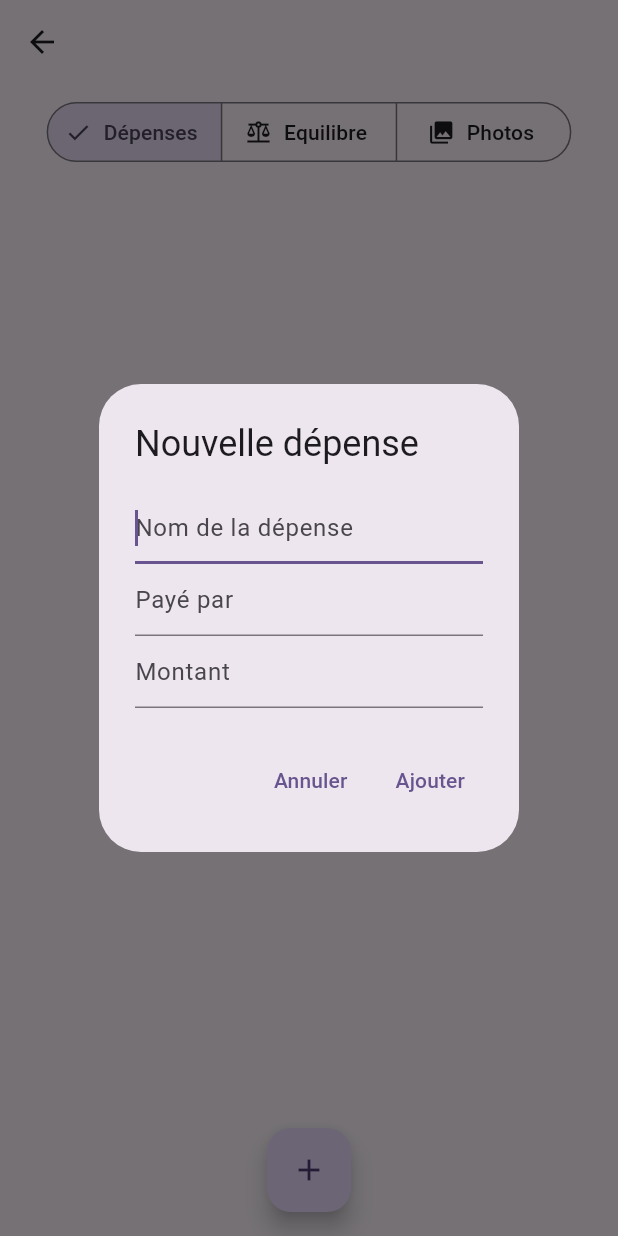
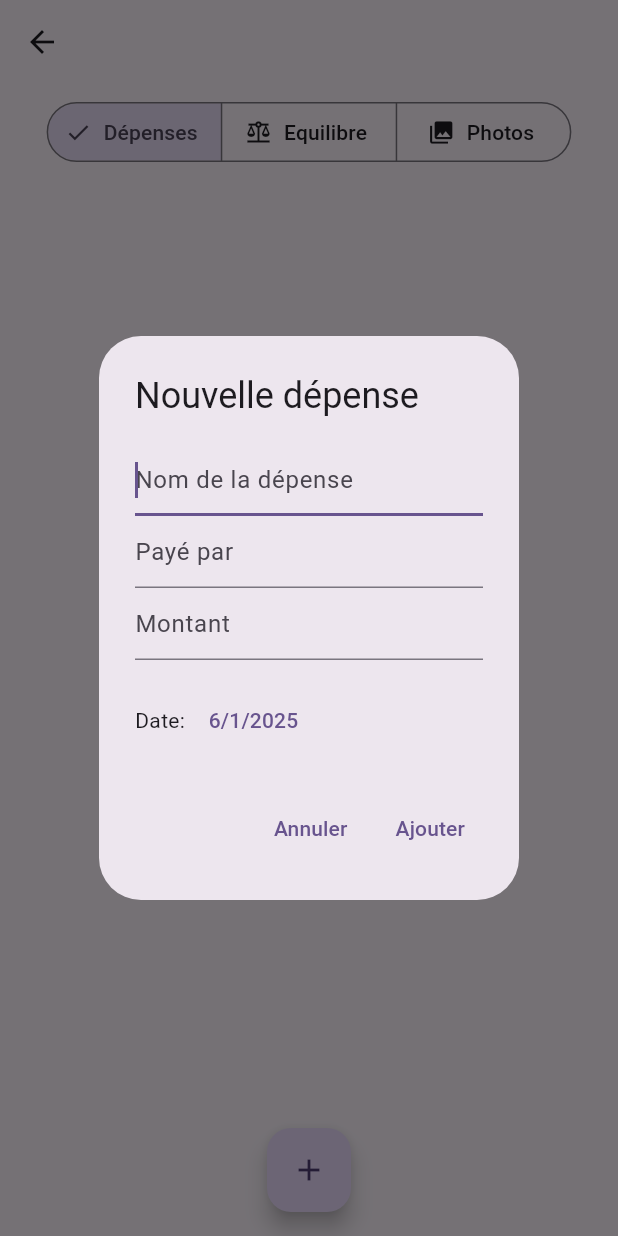
Before and after one commit to NicolasBorlet/Tricount-App, a Flutter app: the TricountDetailScreen screen opened directly with empty values, after a tap on the "add" icon, on a phone screen of 412 x 824 dp. Run offline on Flutter 3.47's test engine with Material 3 defaults, Android fonts, the phone set to English and light mode, and no system bars; our stand-ins replace cloud_firestore, firebase_core; accounts and stored records are empty; statements that could not run were skipped.

```diff
--- a/lib/screens/tricount_detail_screen.dart
+++ b/lib/screens/tricount_detail_screen.dart
@@ -23,10 +23,15 @@ class _TricountDetailScreenState extends State<TricountDetailScreen> {
     String? expenseName;
     String? paidBy;
     String? value;
+    DateTime selectedDate = DateTime.now();
+    StateSetter? dialogState;
 
     await showDialog(
       context: context,
-      builder: (context) => AlertDialog(
+      builder: (context) => StatefulBuilder(
+        builder: (context, setDialogState) {
+          dialogState = setDialogState;
+          return AlertDialog(
             title: const Text('Nouvelle dépense'),
             content: Column(
               mainAxisSize: MainAxisSize.min,
@@ -51,6 +56,32 @@ class _TricountDetailScreenState extends State<TricountDetailScreen> {
                   keyboardType: TextInputType.number,
                   onChanged: (val) => value = val,
                 ),
+                const SizedBox(height: 16),
+                Row(
+                  children: [
+                    const Text('Date: '),
+                    TextButton(
+                      onPressed: () async {
+                        final DateTime? picked = await showDatePicker(
+                          context: context,
+                          initialDate: selectedDate.isAfter(DateTime(2025))
+                              ? DateTime(2025)
+                              : selectedDate,
+                          firstDate: DateTime(2000),
+                          lastDate: DateTime(2025, 12, 31),
+                        );
+                        if (picked != null && picked != selectedDate) {
+                          dialogState?.call(() {
+                            selectedDate = picked;
+                          });
+                        }
+                      },
+                      child: Text(
+                        '${selectedDate.day}/${selectedDate.month}/${selectedDate.year}',
+                      ),
+                    ),
+                  ],
+                ),
               ],
             ),
             actions: [
@@ -69,7 +100,7 @@ class _TricountDetailScreenState extends State<TricountDetailScreen> {
                           'name': expenseName,
                           'paidBy': paidBy,
                           'value': value,
-                      'createdAt': FieldValue.serverTimestamp(),
+                          'createdAt': Timestamp.fromDate(selectedDate),
                         });
                     if (context.mounted) Navigator.pop(context);
                   }
@@ -77,6 +108,8 @@ class _TricountDetailScreenState extends State<TricountDetailScreen> {
                 child: const Text('Ajouter'),
               ),
             ],
+          );
+        },
       ),
     );
   }
--- a/lib/widgets/expenses_view.dart
+++ b/lib/widgets/expenses_view.dart
@@ -1,5 +1,6 @@
 import 'package:flutter/material.dart';
 import 'package:cloud_firestore/cloud_firestore.dart';
+import 'grouped_expenses_list.dart';
 
 class ExpensesView extends StatelessWidget {
   final String tricountId;
@@ -16,6 +17,7 @@ class ExpensesView extends StatelessWidget {
           .collection('tricounts')
           .doc(tricountId)
           .collection('expenses')
+          .orderBy('createdAt', descending: true)
           .snapshots(),
       builder: (context, snapshot) {
         if (snapshot.hasError) {
@@ -31,20 +33,7 @@ class ExpensesView extends StatelessWidget {
           return const Center(child: Text('Aucune dépense'));
         }
 
-        return ListView.builder(
-          itemCount: expenses.length,
-          itemBuilder: (context, index) {
-            final data = expenses[index].data() as Map<String, dynamic>;
-            return ListTile(
-              title: Text(data['name'] ?? 'Sans nom'),
-              subtitle: Text('Payé par: ${data['paidBy'] ?? 'Non spécifié'}'),
-              trailing: Text(
-                '${data['value']?.toString() ?? '0'} €',
-                style: const TextStyle(fontWeight: FontWeight.bold),
-              ),
-            );
-          },
-        );
+        return GroupedExpensesList(expenses: expenses);
       },
     );
   }
--- a/pubspec.yaml
+++ b/pubspec.yaml
@@ -36,6 +36,7 @@ dependencies:
   cupertino_icons: ^1.0.8
   firebase_core: ^3.9.0
   cloud_firestore: ^5.6.0
+  intl: ^0.20.1
 
 dev_dependencies:
   flutter_test:
```
Also changed, not shown: lib/widgets/grouped_expenses_list.dart (added, +77 -0 lines), pubspec.lock. Lines whose indentation alone changed are shown as unchanged.
